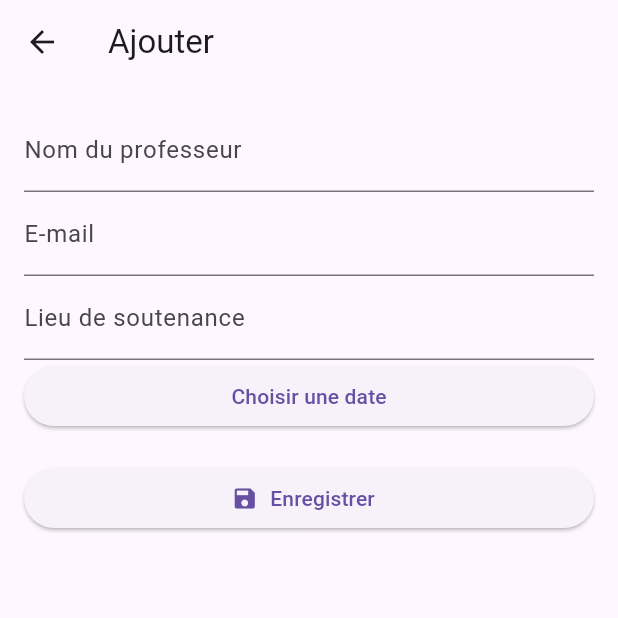
After one commit to kanza-QATIB/new-repository, a Flutter app: the ListeSoutenances screen opened directly, after a tap on the "add" icon, on a phone screen of 412 x 824 dp, the top half of it. The commit adds this screen. Run offline on Flutter 3.47's test engine with Material 3 defaults, Android fonts, the phone set to English and light mode, and no system bars; our stand-ins replace printing, supabase_flutter; missing offline and left inert: mailer; accounts and stored records are empty.

Commit message:
soutenance

```diff
--- /dev/null
+++ b/lib/fs.dart
@@ -0,0 +1,97 @@
+import 'package:flutter/material.dart';
+import 'package:uuid/uuid.dart';
+import '../soutenance.dart';
+
+class FormulaireSoutenance extends StatefulWidget {
+  final Soutenance? soutenance;
+  const FormulaireSoutenance({this.soutenance});
+
+  @override
+  State<FormulaireSoutenance> createState() => _FormulaireSoutenanceState();
+}
+
+class _FormulaireSoutenanceState extends State<FormulaireSoutenance> {
+  final _formKey = GlobalKey<FormState>();
+  final _uuid = Uuid();
+
+  String? _professeur, _email, _lieu;
+  DateTime? _date;
+
+  @override
+  void initState() {
+    super.initState();
+    if (widget.soutenance != null) {
+      _professeur = widget.soutenance!.professeur;
+      _email = widget.soutenance!.email;
+      _lieu = widget.soutenance!.lieu;
+      _date = widget.soutenance!.date;
+    }
+  }
+
+  void _enregistrer() {
+    if (_formKey.currentState!.validate()) {
+      _formKey.currentState!.save();
+      final soutenance = Soutenance(
+        id: widget.soutenance?.id ?? _uuid.v4(),
+        professeur: _professeur!,
+        email: _email!,
+        lieu: _lieu!,
+        date: _date!,
+      );
+      Navigator.pop(context, soutenance);
+    }
+  }
+
+  @override
+  Widget build(BuildContext context) {
+    return Scaffold(
+      appBar: AppBar(title: Text(widget.soutenance != null ? "Modifier" : "Ajouter")),
+      body: Padding(
+        padding: EdgeInsets.all(16),
+        child: Form(
+          key: _formKey,
+          child: ListView(
+            children: [
+              TextFormField(
+                initialValue: _professeur,
+                decoration: InputDecoration(labelText: "Nom du professeur"),
+                validator: (v) => v!.isEmpty ? "Champ requis" : null,
+                onSaved: (v) => _professeur = v,
+              ),
+              TextFormField(
+                initialValue: _email,
+                decoration: InputDecoration(labelText: "E-mail"),
+                validator: (v) => v!.isEmpty ? "Champ requis" : null,
+                onSaved: (v) => _email = v,
+              ),
+              TextFormField(
+                initialValue: _lieu,
+                decoration: InputDecoration(labelText: "Lieu de soutenance"),
+                validator: (v) => v!.isEmpty ? "Champ requis" : null,
+                onSaved: (v) => _lieu = v,
+              ),
+              ElevatedButton(
+                child: Text(_date == null ? "Choisir une date" : "📅 ${_date!.day}/${_date!.month}/${_date!.year}"),
+                onPressed: () async {
+                  final date = await showDatePicker(
+                    context: context,
+                    initialDate: DateTime.now(),
+                    firstDate: DateTime.now(),
+                    lastDate: DateTime(2030),
+                  );
+                  if (date != null) setState(() => _date = date);
+                },
+              ),
+              const SizedBox(height: 20),
+              ElevatedButton.icon(
+                icon: Icon(Icons.save),
+                label: Text("Enregistrer"),
+                onPressed: _enregistrer,
+              ),
+            ],
+          ),
+        ),
+      ),
+    );
+  }
+}
--- /dev/null
+++ b/lib/liste_soutenances.dart
@@ -0,0 +1,71 @@
+import 'package:flutter/material.dart';
+import '../soutenance.dart';
+import 'fs.dart';
+import '../pdf_service.dart';
+
+class ListeSoutenances extends StatefulWidget {
+  @override
+  _ListeSoutenancesState createState() => _ListeSoutenancesState();
+}
+
+class _ListeSoutenancesState extends State<ListeSoutenances> {
+  List<Soutenance> soutenances = [];
+
+  void ajouterOuModifier(Soutenance? s) async {
+    final result = await Navigator.push(
+      context,
+      MaterialPageRoute(builder: (_) => FormulaireSoutenance(soutenance: s)),
+    );
+    if (result != null) {
+      setState(() {
+        if (s != null) {
+          final index = soutenances.indexWhere((x) => x.id == s.id);
+          soutenances[index] = result;
+        } else {
+          soutenances.add(result);
+        }
+      });
+    }
+  }
+
+  void supprimerSoutenance(Soutenance s) {
+    setState(() {
+      soutenances.removeWhere((x) => x.id == s.id);
+    });
+  }
+
+  @override
+  Widget build(BuildContext context) {
+    return Scaffold(
+      appBar: AppBar(title: Text("Soutenances")),
+      body: ListView.builder(
+        itemCount: soutenances.length,
+        itemBuilder: (context, index) {
+          final s = soutenances[index];
+          return Card(
+            child: ListTile(
+              title: Text(s.professeur),
+              subtitle: Text("📅 ${s.date.toLocal()} - 📍 ${s.lieu}"),
+              trailing: PopupMenuButton(
+                onSelected: (value) {
+                  if (value == 'edit') ajouterOuModifier(s);
+                  if (value == 'delete') supprimerSoutenance(s);
+                  if (value == 'pdf') generateAvisSoutenancePdf(context, s);
+                },
+                itemBuilder: (_) => [
+                  PopupMenuItem(value: 'edit', child: Text("Modifier")),
+                  PopupMenuItem(value: 'delete', child: Text("Supprimer")),
+                  PopupMenuItem(value: 'pdf', child: Text("PDF")),
+                ],
+              ),
+            ),
+          );
+        },
+      ),
+      floatingActionButton: FloatingActionButton(
+        child: Icon(Icons.add),
+        onPressed: () => ajouterOuModifier(null),
+      ),
+    );
+  }
+}
--- a/lib/main.dart
+++ b/lib/main.dart
@@ -1,6 +1,9 @@
 import 'package:app_st/getstarted.dart' show GetStartedPage;
 import 'package:flutter/material.dart';
 import 'package:supabase_flutter/supabase_flutter.dart';
+import 'package:flutter/material.dart';
+import '/liste_soutenances.dart';
+import 'fs.dart';
 
 void main() async {
   WidgetsFlutterBinding.ensureInitialized();
--- /dev/null
+++ b/lib/pdf_service.dart
@@ -0,0 +1,43 @@
+import 'dart:io';
+import 'package:mailer/mailer.dart';
+import 'package:mailer/smtp_server.dart';
+import 'package:pdf/widgets.dart' as pw;
+import 'package:flutter/material.dart';
+import 'package:printing/printing.dart';
+import 'package:path_provider/path_provider.dart';
+import '../soutenance.dart';
+
+Future<void> generateAvisSoutenancePdf(BuildContext context, Soutenance s) async {
+  final pdf = pw.Document();
+
+  pdf.addPage(
+    pw.Page(
+      build: (_) => pw.Column(
+        crossAxisAlignment: pw.CrossAxisAlignment.start,
+        children: [
+          pw.Text("Faculté des Sciences et Techniques - Beni Mellal", style: pw.TextStyle(fontSize: 18)),
+          pw.SizedBox(height: 20),
+          pw.Text("Avis de soutenance"),
+          pw.Text("Professeur : ${s.professeur}"),
+          pw.Text("Lieu : ${s.lieu}"),
+          pw.Text("Date : ${s.date.day}/${s.date.month}/${s.date.year}"),
+        ],
+      ),
+    ),
+  );
+
+  final dir = await getTemporaryDirectory();
+  final file = File("${dir.path}/avis_soutenance.pdf");
+  await file.writeAsBytes(await pdf.save());
+
+  final smtpServer = gmail('ton.email@gmail.com', 'motDePasseApplication');
+  final message = Message()
+    ..from = Address('ton.email@gmail.com', 'Vice-Doyen')
+    ..recipients.add(s.email)
+    ..subject = 'Avis de soutenance'
+    ..text = 'Bonjour, veuillez trouver l’avis de soutenance en pièce jointe.'
+    ..attachments = [FileAttachment(file)];
+
+  await send(message, smtpServer);
+  ScaffoldMessenger.of(context).showSnackBar(SnackBar(content: Text("E-mail envoyé à ${s.email}")));
+}
--- a/lib/profile_screen.dart
+++ b/lib/profile_screen.dart
@@ -43,7 +43,7 @@ class ViceDoyenProfileScreen extends StatelessWidget {
               leading: const Icon(Icons.school),
               title: const Text("Ajouter une Soutenance"),
               onTap: () {
-                Navigator.pushNamed(context, '/ajouter-soutenance');
+                Navigator.pushNamed(context, '/fs');
               },
             ),
           ],
@@ -97,7 +97,7 @@ class ViceDoyenProfileScreen extends StatelessWidget {
               width: double.infinity,
               child: ElevatedButton.icon(
                 style: ElevatedButton.styleFrom(
-                  backgroundColor: Colors.blue.shade700,git add.
+                  backgroundColor: Colors.blue.shade700,
                   padding: const EdgeInsets.symmetric(vertical: 14),
                   shape: RoundedRectangleBorder(
                     borderRadius: BorderRadius.circular(30),
--- /dev/null
+++ b/lib/soutenance.dart
@@ -0,0 +1,15 @@
+class Soutenance {
+  String id;
+  String professeur;
+  String email;
+  String lieu;
+  DateTime date;
+
+  Soutenance({
+    required this.id,
+    required this.professeur,
+    required this.email,
+    required this.lieu,
+    required this.date,
+  });
+}
```
Also changed, not shown: pubspec.yaml (+12 -1 lines), pubspec.lock, 6 other files.
